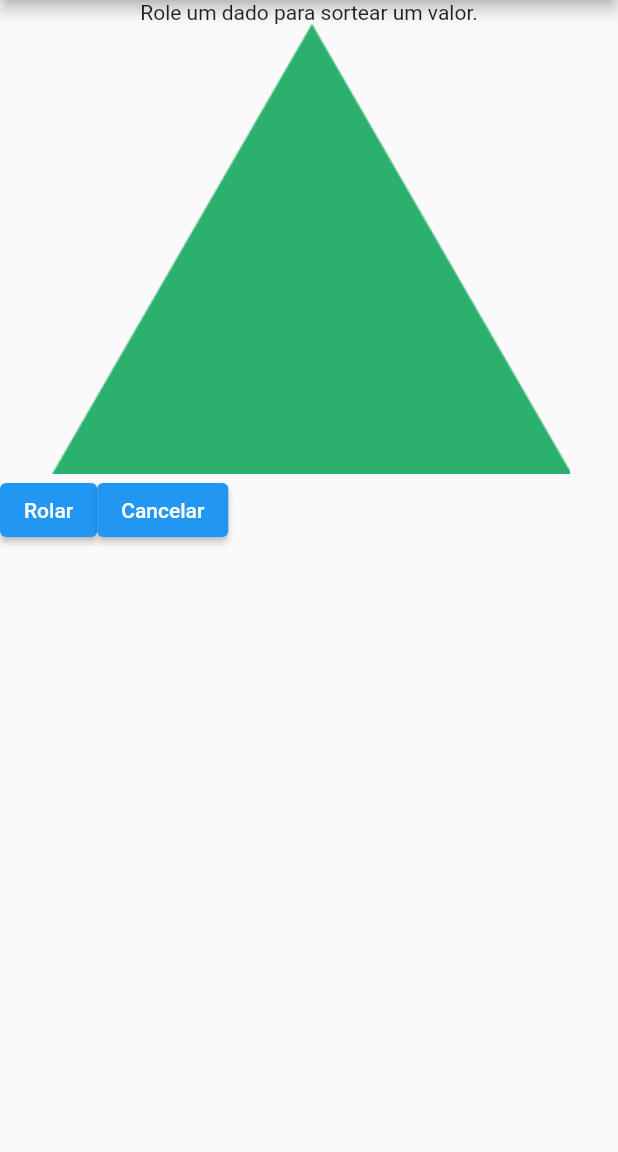
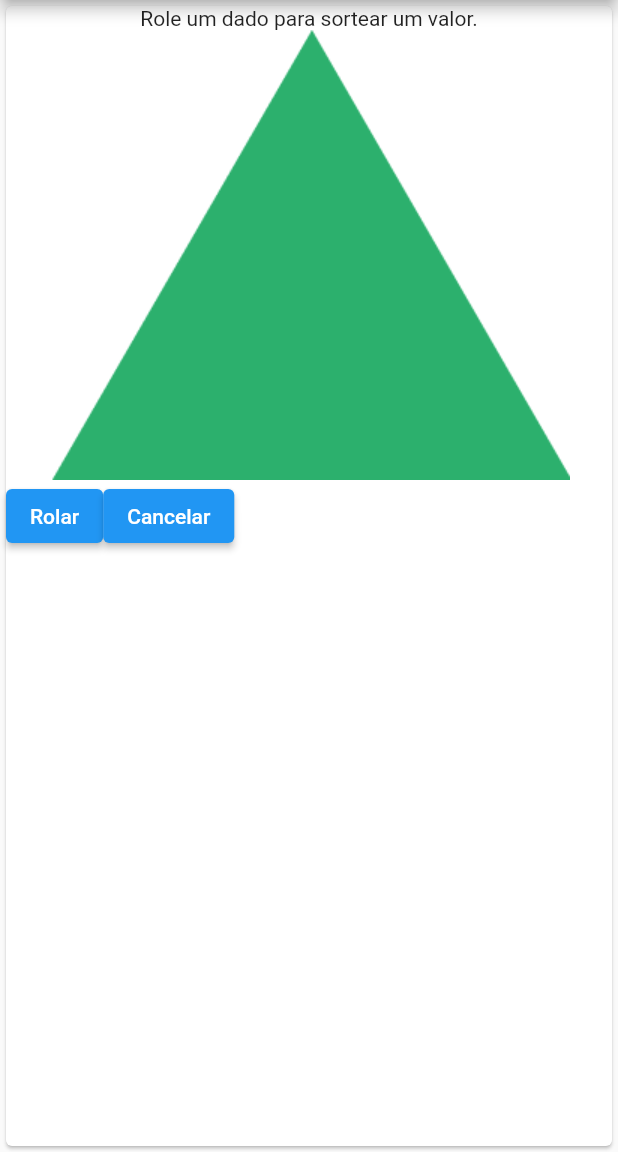
Before and after one commit to GilsonAndre/dados_rpg, a Flutter app: the screen it shows after launch, after a tap on "D4 (Quatro lados)", on a phone screen of 412 x 824 dp, the part 84-1236 px from its top. Run offline on Flutter 3.47's test engine with Material 2 defaults, Android fonts, the phone set to English and light mode, and no system bars.

Commit message:
Mexendo na estética da pagina 1

```diff
--- a/lib/ui/pick_dice.dart
+++ b/lib/ui/pick_dice.dart
@@ -28,28 +28,42 @@ class _PickDiceState extends State<PickDice> {
       home: Scaffold(
         appBar: AppBar(
           title: const Text(Strings.appName),
+          backgroundColor: Colors.pink,
         ),
         body: Column(
           mainAxisAlignment: MainAxisAlignment.start,
           crossAxisAlignment: CrossAxisAlignment.start,
           children: [
-            const Text(Strings.titlePage1),
+            const Padding(
+              padding: EdgeInsets.fromLTRB(13.0, 15, 0, 10),
+              child: Text(Strings.titlePage1, style: TextStyle(fontSize: 20.0)),
+            ),
             Expanded(
               child: ListView.builder(
                 itemCount: numberDice.length,
                 itemBuilder: (context, index) {
-                  return ListTile(
-                    leading:
-                        Image.asset('assets/img/d${numberDice[index]}.png'),
+                  return Padding(
+                    padding: const EdgeInsets.fromLTRB(8, 3, 8, 3),
+                    child: Card(
+                      color: Colors.grey[300],
+                      child: Padding(
+                        padding: const EdgeInsets.all(8.0),
+                        child: ListTile(
+                          leading: Image.asset(
+                              'assets/img/d${numberDice[index]}.png'),
                           title: Text('${nameDice[index]}'),
                           onTap: () {
                             Navigator.push(
                               context,
                               MaterialPageRoute(
-                          builder: (context) => RollDice(diceNumber: numberDice[index]),
+                                builder: (context) =>
+                                    RollDice(diceNumber: numberDice[index]),
                               ),
                             );
                           },
+                        ),
+                      ),
+                    ),
                   );
                 },
               ),
@@ -60,3 +74,4 @@ class _PickDiceState extends State<PickDice> {
     );
   }
 }
+//Criar o theme e editar ele
--- a/lib/ui/roll_dice.dart
+++ b/lib/ui/roll_dice.dart
@@ -22,7 +22,8 @@ class _RollDiceState extends State<RollDice> {
         appBar: AppBar(
           title: const Text(Strings.appName),
         ),
-        body: Column(
+        body: Card(
+          child: Column(
             children: [
               const Text(Strings.titlePage2),
               Stack(
@@ -35,7 +36,7 @@ class _RollDiceState extends State<RollDice> {
                 children: [
                   ElevatedButton(
                     onPressed: () {
-                    var random = Random().nextInt(widget.diceNumber) +  (1);
+                      var random = Random().nextInt(widget.diceNumber) + (1);
                       print(random);
                     },
                     child: const Text(Strings.buttonRoll),
@@ -49,6 +50,7 @@ class _RollDiceState extends State<RollDice> {
             ],
           ),
         ),
+      ),
     );
   }
 }
```
Lines whose indentation alone changed are shown as unchanged.
